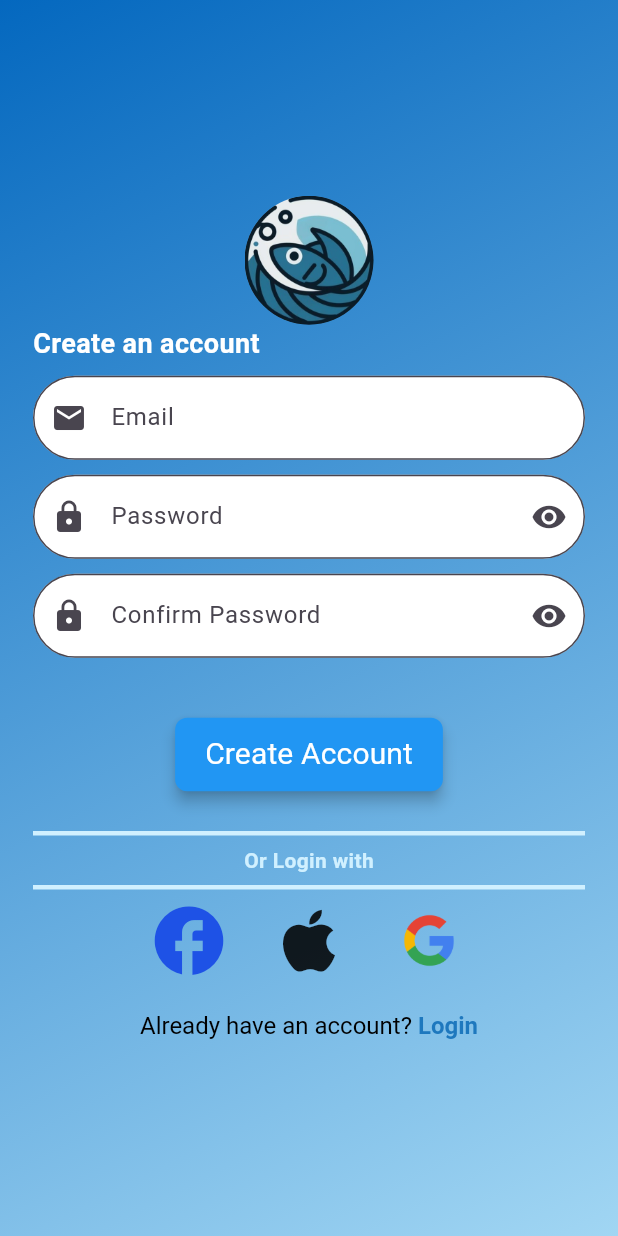
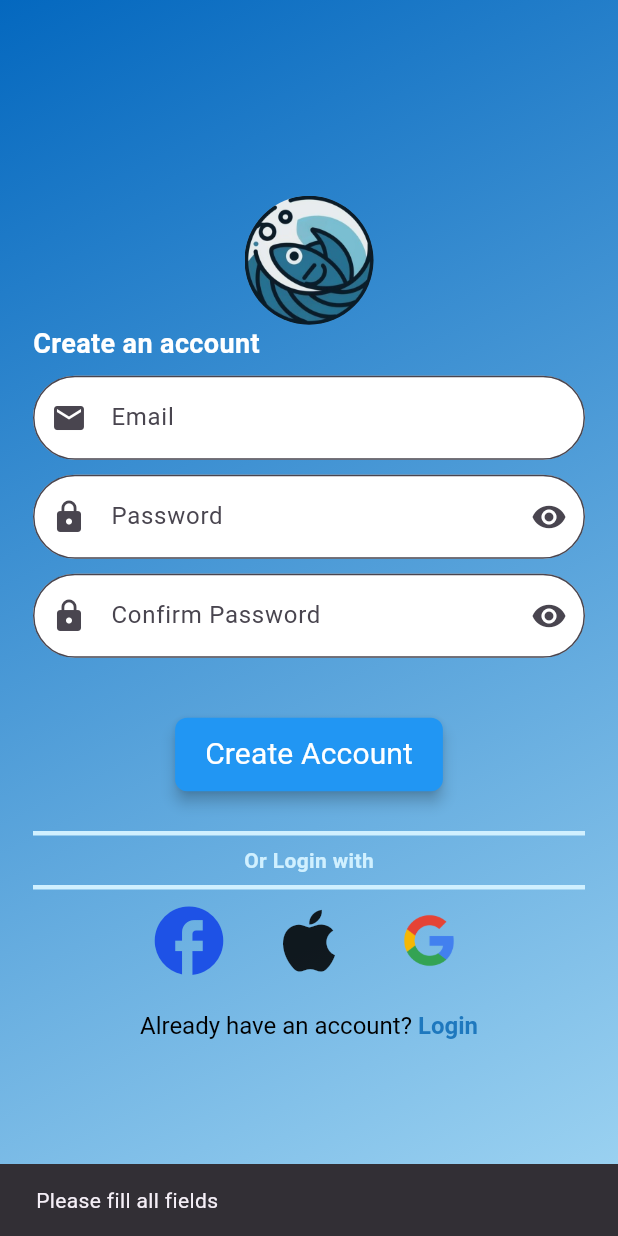
Before and after one commit to DinethShakya23/e20-3yp-Smart-Aquarium, a Flutter app: the RegistrationScreen screen opened directly, after a tap on "Create Account", on a phone screen of 412 x 824 dp. Run offline on Flutter 3.47's test engine with Material 3 defaults, Android fonts, the phone set to English and light mode, and no system bars.

Commit message:
Connect Frontend and Backend ( Create user)

```diff
--- a/code/Code.txt
+++ b/code/Code.txt
@@ -14,3 +14,9 @@ TO start server -> npm start
 npm install sequelize sequelize-cli
 
 To create database in backend - npx sequelize init
+
+// ---------------------- To create database
+
+Create a database using MYSQl workbench
+
+Then run npx sequelize-cli db:migrate to create tables
--- a/code/Frontend/lib/screens/registration_screen.dart
+++ b/code/Frontend/lib/screens/registration_screen.dart
@@ -1,9 +1,10 @@
+import 'dart:convert';
 import 'package:flutter/material.dart';
 import '../widgets/custom_button.dart';
 import 'package:flutter/gestures.dart';
 import 'login_screen.dart'; //// Import the login screen
 import '../widgets/Password_filed.dart';
-
+import 'package:http/http.dart' as http;
 
 class RegistrationScreen extends StatelessWidget {
   const RegistrationScreen({super.key});
@@ -11,9 +12,13 @@ class RegistrationScreen extends StatelessWidget {
   @override
   Widget build(BuildContext context) {
     final TextEditingController passwordController = TextEditingController();
-    final TextEditingController passwordControllerconform = TextEditingController();
+    final TextEditingController passwordControllerconform =
+        TextEditingController();
+    final TextEditingController emailController = TextEditingController();
+
     return Scaffold(
-      body: Container(
+      body: Builder(builder: (context) {
+        return Container(
           decoration: const BoxDecoration(
             gradient: LinearGradient(
               colors: [Color(0xFF0468BF), Color(0xFFA1D6F3)], // Gradient colors
@@ -27,7 +32,8 @@ class RegistrationScreen extends StatelessWidget {
               mainAxisAlignment: MainAxisAlignment.center,
               children: [
                 ClipRRect(
-                        borderRadius: BorderRadius.circular(100.0), // Adjust the radius as needed
+                  borderRadius: BorderRadius.circular(
+                      100.0), // Adjust the radius as needed
                   child: Image.asset(
                     'assert/images/Logo00.jpg',
                     width: 86,
@@ -51,13 +57,14 @@ class RegistrationScreen extends StatelessWidget {
                 ),
                 const SizedBox(height: 8),
                 TextField(
+                  controller: emailController, // Add controller here
                   obscureText: false,
                   decoration: InputDecoration(
                     labelText: 'Email',
                     border: OutlineInputBorder(
                         borderRadius: BorderRadius.circular(100)),
                     prefixIcon: const Icon(Icons.email),
-                  fillColor: Colors.white, // Set background color
+                    fillColor: Colors.white,
                     filled: true,
                     floatingLabelBehavior: FloatingLabelBehavior.never,
                   ),
@@ -76,23 +83,66 @@ class RegistrationScreen extends StatelessWidget {
                   controller: passwordControllerconform,
                   isPassword: true,
                 ),
-
                 const SizedBox(height: 40),
                 CustomButton(
                   text: "Create Account",
                   fontSize: 20,
-                padding: const EdgeInsets.symmetric(horizontal: 20, vertical: 10),
-                onPressed: () {
-                  // Handle registration
-                  // Navigate to the registration screen
-                  Navigator.push(
+                  padding:
+                      const EdgeInsets.symmetric(horizontal: 20, vertical: 10),
+                  onPressed: () async {
+                    String email = emailController.text.trim();
+                    String password = passwordController.text.trim();
+                    String confirmPassword =
+                        passwordControllerconform.text.trim();
+
+                    if (email.isEmpty ||
+                        password.isEmpty ||
+                        confirmPassword.isEmpty) {
+                      ScaffoldMessenger.of(context).showSnackBar(
+                        const SnackBar(content: Text("Please fill all fields")),
+                      );
+                      return;
+                    }
+
+                    if (password != confirmPassword) {
+                      ScaffoldMessenger.of(context).showSnackBar(
+                        const SnackBar(content: Text("Passwords do not match")),
+                      );
+                      return;
+                    }
+
+                    try {
+                      final response = await http.post(
+                        Uri.parse('http://10.0.2.2:3001/api/register'),
+                        headers: {'Content-Type': 'application/json'},
+                        body:
+                            jsonEncode({'email': email, 'password': password}),
+                      );
+
+                      if (response.statusCode == 200 ||
+                          response.statusCode == 201) {
+                        ScaffoldMessenger.of(context).showSnackBar(
+                          const SnackBar(
+                              content: Text("Account created successfully!")),
+                        );
+                        Navigator.pushReplacement(
                           context,
                           MaterialPageRoute(
-                        builder: (context) => const RegistrationScreen()),
+                              builder: (context) => const LoginScreen()),
                         );
+                      } else {
+                        print(response.statusCode) ;
+                        ScaffoldMessenger.of(context).showSnackBar(
+                          const SnackBar(
+                              content: Text("Failed to create account")),
+                        );
+                      }
+                    } catch (e, stackTrace) {
+                      ScaffoldMessenger.of(context).showSnackBar(
+                        SnackBar(content: Text("An error occurred: ${e.toString()}")),
+                      );
+                    }
                   },
-
-
                 ),
                 const SizedBox(height: 20),
                 const Divider(
@@ -110,8 +160,6 @@ class RegistrationScreen extends StatelessWidget {
                   color: Color(0xFFD0F0FF),
                   thickness: 3.0,
                 ),
-
-
                 Row(
                   mainAxisAlignment: MainAxisAlignment.center,
                   children: [
@@ -120,18 +168,21 @@ class RegistrationScreen extends StatelessWidget {
                       color: Color(0xFF1e52e6),
                       size: 55.0,
                     ),
-                  const SizedBox(width: 25,),
+                    const SizedBox(
+                      width: 25,
+                    ),
                     const Icon(
                       Icons.apple,
                       size: 55.0,
                     ),
-                  const SizedBox(width: 25,),
+                    const SizedBox(
+                      width: 25,
+                    ),
                     Image.asset('assert/images/Google_logo.png',
                         width: 55, height: 55),
                   ],
                 ),
                 const SizedBox(height: 20),
-
                 RichText(
                   text: TextSpan(
                     style: TextStyle(
@@ -141,7 +192,7 @@ class RegistrationScreen extends StatelessWidget {
                     children: [
                       TextSpan(text: "Already have an account? "),
                       TextSpan(
-                    text: "Login",  // clickable text
+                        text: "Login", // clickable text
                         style: TextStyle(
                           color: Color.fromRGBO(30, 120, 190, 1),
                           fontWeight: FontWeight.bold,
@@ -159,12 +210,11 @@ class RegistrationScreen extends StatelessWidget {
                     ],
                   ),
                 ),
-
-
               ],
             ),
           ),
-      ),
+        );
+      }),
     );
   }
 }
--- a/code/Frontend/pubspec.yaml
+++ b/code/Frontend/pubspec.yaml
@@ -30,6 +30,7 @@ environment:
 dependencies:
   flutter:
     sdk: flutter
+  http: ^0.13.4
 
 
   # The following adds the Cupertino Icons font to your application.
--- /dev/null
+++ b/code/URL.txt
@@ -0,0 +1,2 @@
+Backend url :- http://localhost:3001/api/register
+Matching Frontend url :- http://10.0.2.2:3001/api/register
```
Also changed, not shown: code/Frontend/pubspec.lock, 1 other file. Lines whose indentation alone changed are shown as unchanged.
